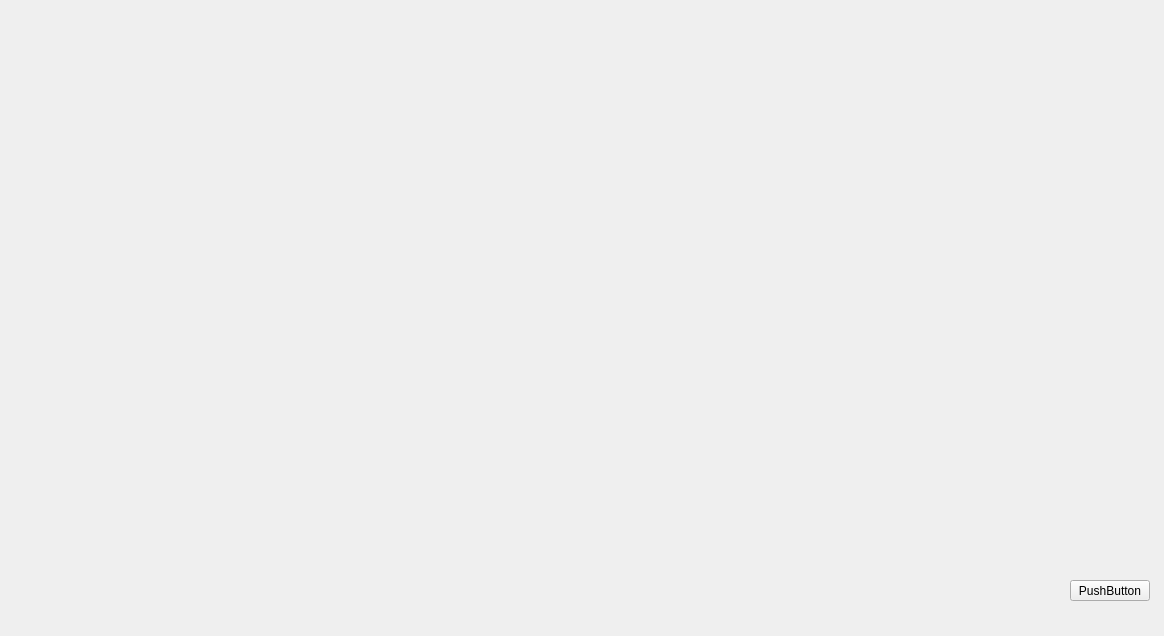
The window that client/client_0.0.1/untitled1/form_game.ui (den-Master-2040/project_new_network) describes before a commit, drawn with Qt 5.
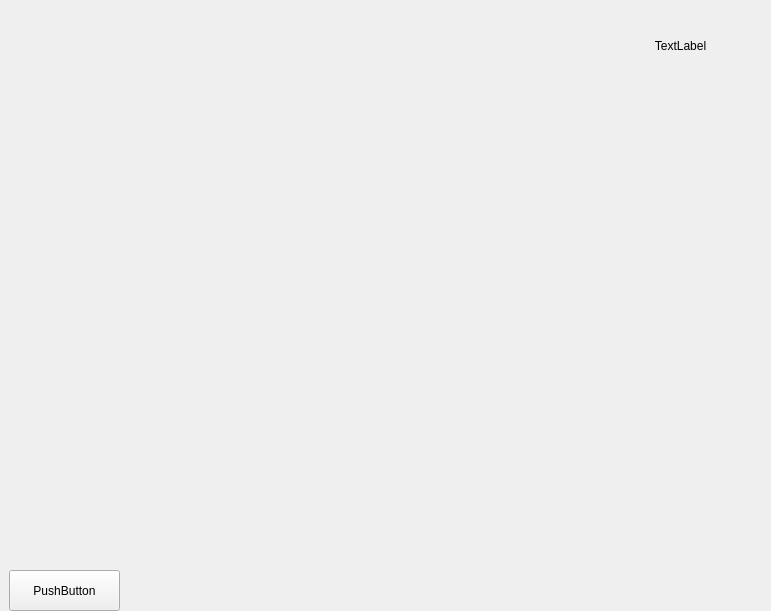
The same window after the commit.

Patch:
```diff
--- a/client/client_0.0.1/untitled1/form_game.ui
+++ b/client/client_0.0.1/untitled1/form_game.ui
@@ -6,8 +6,8 @@
    <rect>
     <x>0</x>
     <y>0</y>
-    <width>1164</width>
-    <height>636</height>
+    <width>771</width>
+    <height>611</height>
    </rect>
   </property>
   <property name="windowTitle">
@@ -16,16 +16,32 @@
   <widget class="QPushButton" name="pushButton">
    <property name="geometry">
     <rect>
-     <x>1070</x>
-     <y>580</y>
-     <width>80</width>
-     <height>21</height>
+     <x>9</x>
+     <y>570</y>
+     <width>111</width>
+     <height>41</height>
     </rect>
    </property>
    <property name="text">
     <string>PushButton</string>
    </property>
   </widget>
+  <widget class="QLabel" name="label">
+   <property name="geometry">
+    <rect>
+     <x>600</x>
+     <y>30</y>
+     <width>161</width>
+     <height>31</height>
+    </rect>
+   </property>
+   <property name="text">
+    <string>TextLabel</string>
+   </property>
+   <property name="alignment">
+    <set>Qt::AlignCenter</set>
+   </property>
+  </widget>
  </widget>
  <resources/>
  <connections/>
```
